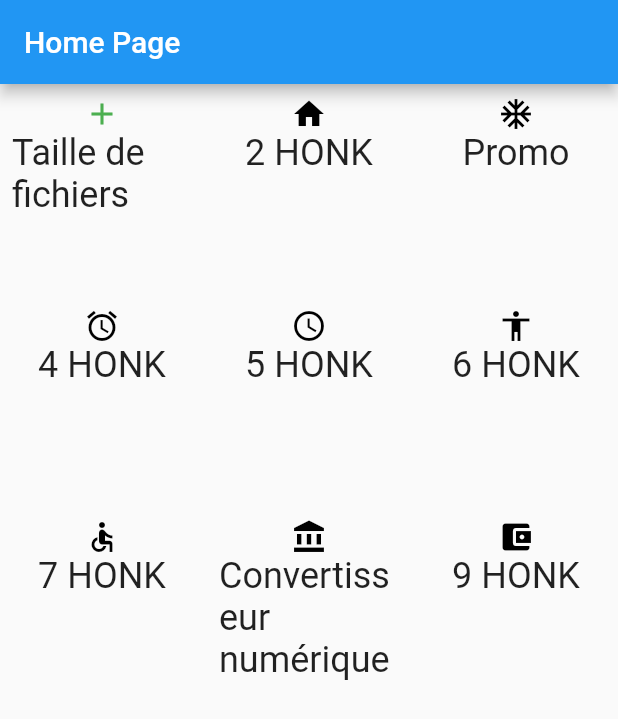
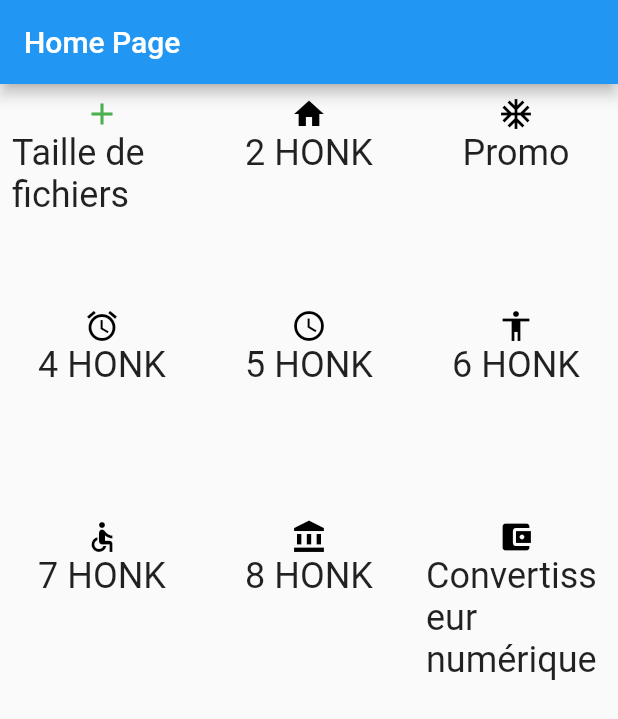
Before and after one commit to mathieusoufflard/Mini_Project_Flutter_Coding, a Flutter app: the screen it shows after launch, on a phone screen of 412 x 824 dp. Shown: the top 719 px of the screen. Run offline on Flutter 3.47's test engine with Material 2 defaults, Android fonts, the phone set to English and light mode, and no system bars; our stand-ins replace date_time_picker; missing offline and left inert: dart:ffi, romanice, units_converter.

Commit message:
Change menu

```diff
--- a/flutter_app/lib/main.dart
+++ b/flutter_app/lib/main.dart
@@ -61,10 +61,10 @@ class _MyHomePageState extends State<MyHomePage> {
         return "7 HONK";
         break;
       case 7:
-        return "Convertisseur numérique";
+        return "8 HONK";
         break;
       case 8:
-        return "9 HONK";
+        return "Convertisseur numérique";
         break;
       default:
         return "HONK";
```
